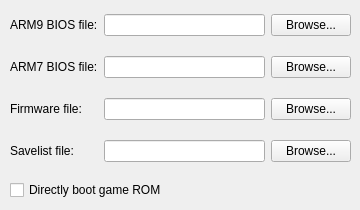
Above: src/configwindow.ui from PSI-Rockin/CorgiDS before the change. Below: the same form after it.
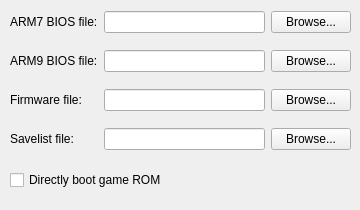
That is the form after the change.

Commit message:
Fix the silliest UI bug in the world
Also remove DMA debugging
Change default save size to 1 MB
Unlock mutex on exit

Diff of the .ui file:
```diff
--- a/src/configwindow.ui
+++ b/src/configwindow.ui
@@ -17,7 +17,7 @@
    <property name="geometry">
     <rect>
      <x>10</x>
-     <y>180</y>
+     <y>170</y>
      <width>291</width>
      <height>20</height>
     </rect>
@@ -32,14 +32,14 @@
      <x>10</x>
      <y>0</y>
      <width>341</width>
-     <height>178</height>
+     <height>161</height>
     </rect>
    </property>
    <layout class="QGridLayout" name="gridLayout">
     <item row="1" column="0">
      <widget class="QLabel" name="label_2">
       <property name="text">
-       <string>ARM9 BIOS file:</string>
+       <string>ARM7 BIOS file:</string>
       </property>
      </widget>
     </item>
@@ -63,7 +63,7 @@
     <item row="2" column="0">
      <widget class="QLabel" name="label">
       <property name="text">
-       <string>ARM7 BIOS file:</string>
+       <string>ARM9 BIOS file:</string>
       </property>
      </widget>
     </item>
```
The commit also changes 3 other files.
